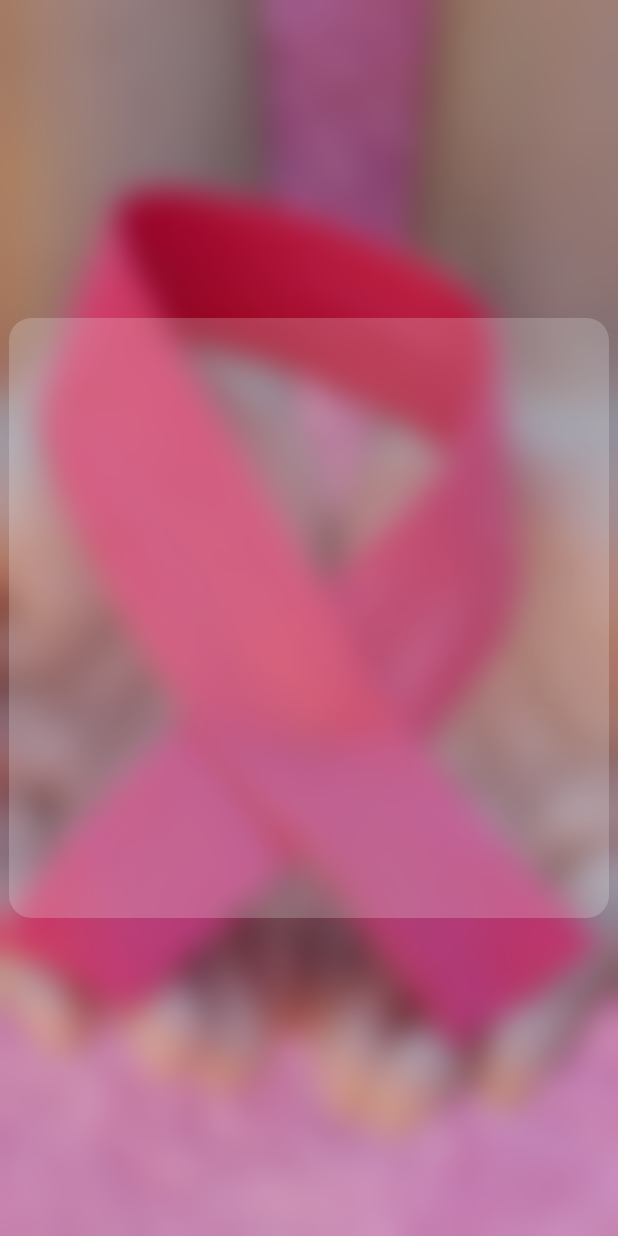
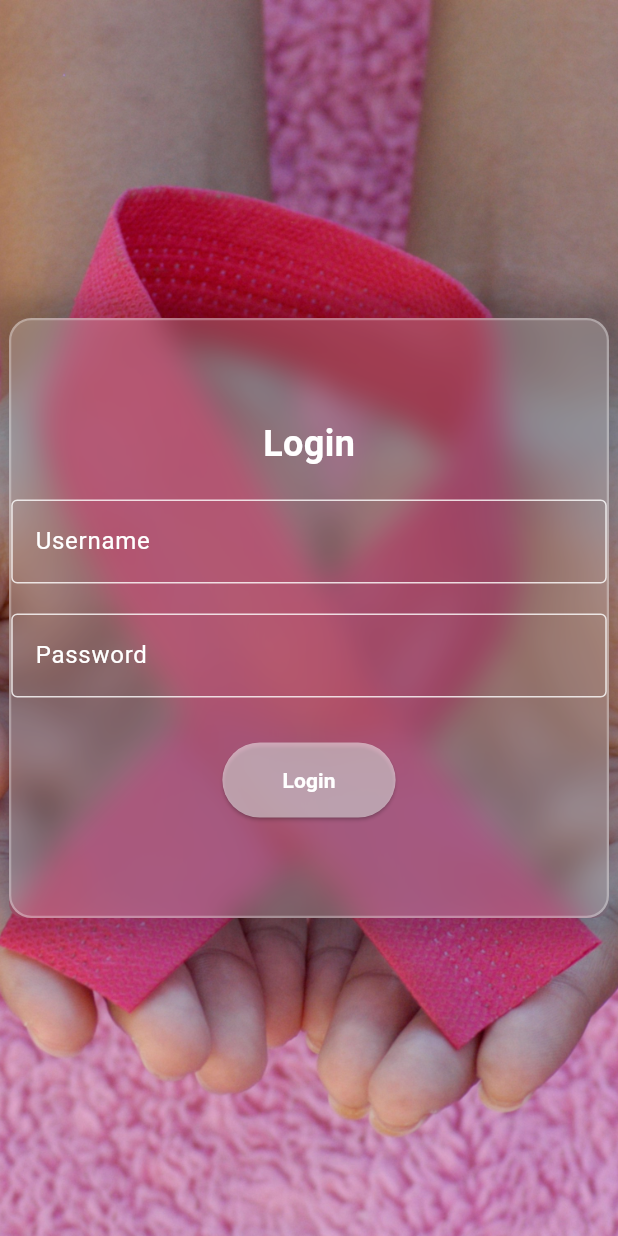
Before and after one commit to Anishaanilkumar/FLUTTER_CANCER.APP, a Flutter app: the screen it shows after launch, on a phone screen of 412 x 824 dp. Run offline on Flutter 3.47's test engine with Material 3 defaults, Android fonts, the phone set to English and light mode, and no system bars; our stand-ins replace animated_splash_screen, lottie.

Commit message:
tried to setup firebase also created loginpage inside glassy effected container

```diff
--- a/lib/glassyloginclg.dart
+++ b/lib/glassyloginclg.dart
@@ -2,8 +2,9 @@ import 'package:flutter/material.dart';
 import 'dart:ui'; // Import for ImageFilter
 
 class Glass extends StatelessWidget {
-  const Glass({super.key});
-
+   Glass({super.key});
+  final TextEditingController _usernameController = TextEditingController();
+  final TextEditingController _passwordController = TextEditingController();
   @override
   Widget build(BuildContext context) {
     return Scaffold(
@@ -15,6 +16,14 @@ class Glass extends StatelessWidget {
           ),
         ),
         child: Center(
+          child: Container(
+            decoration: BoxDecoration( boxShadow: [BoxShadow(
+                blurRadius: 14,
+                spreadRadius: 14,
+                color: Colors.black.withOpacity(0.2))
+            ]),
+            child: ClipRRect(
+              borderRadius: BorderRadius.circular(10.0),
               child: BackdropFilter(
                 filter: ImageFilter.blur(
                   sigmaX: 10.0,
@@ -26,11 +35,82 @@ class Glass extends StatelessWidget {
                   decoration: BoxDecoration(
                     color: Colors.white.withOpacity(0.2),
                     borderRadius: BorderRadius.circular(15),
+                    border: Border.all(
+                      width:1.5,
+                      color: Colors.white.withOpacity(0.3)
+
+                    )
+                  ),
+                   child: Column(
+                    mainAxisAlignment: MainAxisAlignment.center,
+                    children: [
+                      const Text(
+                        'Login',
+                        style: TextStyle(
+                          fontSize: 24,
+                          color: Colors.white,
+                          fontWeight: FontWeight.bold,
+                        ),
+                      ),
+                      const SizedBox(height: 20),
+                      // Username input field
+                      TextFormField(
+                        controller: _usernameController,
+                        style: const TextStyle(color: Colors.white),
+                        decoration: InputDecoration(
+                          labelText: 'Username',
+                          labelStyle: TextStyle(color: Colors.white),
+                          enabledBorder: OutlineInputBorder(
+                            borderSide: BorderSide(color: Colors.white.withOpacity(0.8)),
+                          ),
+                          focusedBorder: OutlineInputBorder(
+                            borderSide: BorderSide(color: Colors.white),
+                          ),
+                        ),
+                      ),
+                      const SizedBox(height: 20),
+                      // Password input field
+                      TextFormField(
+                        controller: _passwordController,
+                        obscureText: true,
+                        style: const TextStyle(color: Colors.white),
+                        decoration: InputDecoration(
+                          labelText: 'Password',
+                          labelStyle: TextStyle(color: Colors.white),
+                          enabledBorder: OutlineInputBorder(
+                            borderSide: BorderSide(color: Colors.white.withOpacity(0.8)),
+                          ),
+                          focusedBorder: OutlineInputBorder(
+                            borderSide: BorderSide(color: Colors.white),
+                          ),
+                        ),
+                      ),
+                      const SizedBox(height: 30),
+                      // Login button
+                      ElevatedButton(
+                        onPressed: () {
+                          final username = _usernameController.text;
+                          final password = _passwordController.text;
+                          // Add your login logic here (e.g., authentication)
+                          print('Username: $username');
+                          print('Password: $password');
+                        },
+                        style: ElevatedButton.styleFrom(
+                          backgroundColor: Colors.white.withOpacity(0.5),
+                          padding: const EdgeInsets.symmetric(horizontal: 40, vertical: 15),
+                        ),
+                        child: const Text(
+                          'Login',
+                          style: TextStyle(color: Colors.white, fontWeight: FontWeight.bold),
+                        ),
+                      ),
+                    ],
                 ),
               ),
             ),
           ),
         ),
-    );
+      ),
+    ),);
   }
 }
```
Also changed, not shown: 3 other files. Lines whose indentation alone changed are shown as unchanged.
